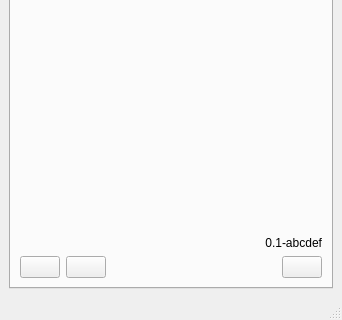
Before: the Qt Designer form MainWindow.ui in jplozf/Collector, drawn with Qt 5; both pictures show x 0 to 342 and y 317 to 637 of the 342 by 637 pixel window.
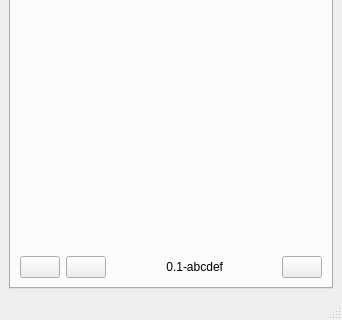
After: the same form once the commit is applied. The open tabs and pages were chosen to show the change. Icons and pictures are not drawn.

```diff
--- a/MainWindow.ui
+++ b/MainWindow.ui
@@ -280,6 +280,29 @@
             </property>
            </spacer>
           </item>
+          <item>
+           <widget class="QLabel" name="lblVersion">
+            <property name="text">
+             <string>0.1-abcdef</string>
+            </property>
+            <property name="alignment">
+             <set>Qt::AlignRight|Qt::AlignTrailing|Qt::AlignVCenter</set>
+            </property>
+           </widget>
+          </item>
+          <item>
+           <spacer name="horizontalSpacer_3">
+            <property name="orientation">
+             <enum>Qt::Horizontal</enum>
+            </property>
+            <property name="sizeHint" stdset="0">
+             <size>
+              <width>40</width>
+              <height>20</height>
+             </size>
+            </property>
+           </spacer>
+          </item>
           <item>
            <widget class="QPushButton" name="btnCreateShortcut">
             <property name="text">
@@ -293,16 +316,6 @@
           </item>
          </layout>
         </item>
-        <item row="2" column="0">
-         <widget class="QLabel" name="lblVersion">
-          <property name="text">
-           <string>0.1-abcdef</string>
-          </property>
-          <property name="alignment">
-           <set>Qt::AlignRight|Qt::AlignTrailing|Qt::AlignVCenter</set>
-          </property>
-         </widget>
-        </item>
        </layout>
       </widget>
      </widget>
```
Left out of the diff: 54 changed lines with no effect on the pictures.
